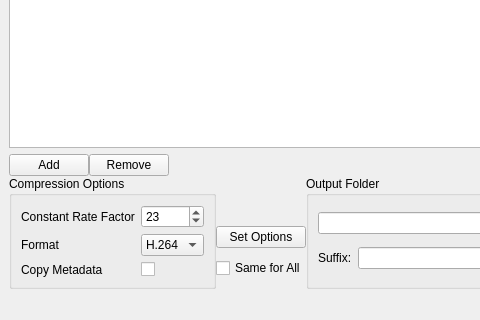
Before: the Qt Designer form mainwindow.ui in ArmanHunanyan/VideoConverterGUI, drawn with Qt 5; both pictures show x 0 to 480 and y 401 to 721 of the 971 by 721 pixel window.
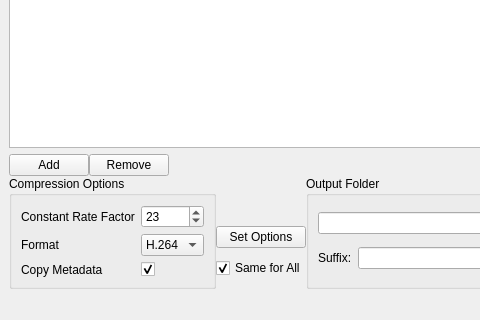
After: the same form once the commit is applied. Icons and pictures are not drawn. Custom widgets are drawn as their Qt base class.

```diff
--- a/mainwindow.ui
+++ b/mainwindow.ui
@@ -183,6 +183,9 @@
               <property name="text">
                <string/>
               </property>
+              <property name="checked">
+               <bool>true</bool>
+              </property>
              </widget>
             </item>
            </layout>
@@ -218,6 +221,9 @@
              <property name="text">
               <string>Same for All</string>
              </property>
+             <property name="checked">
+              <bool>true</bool>
+             </property>
             </widget>
            </item>
           </layout>
```
